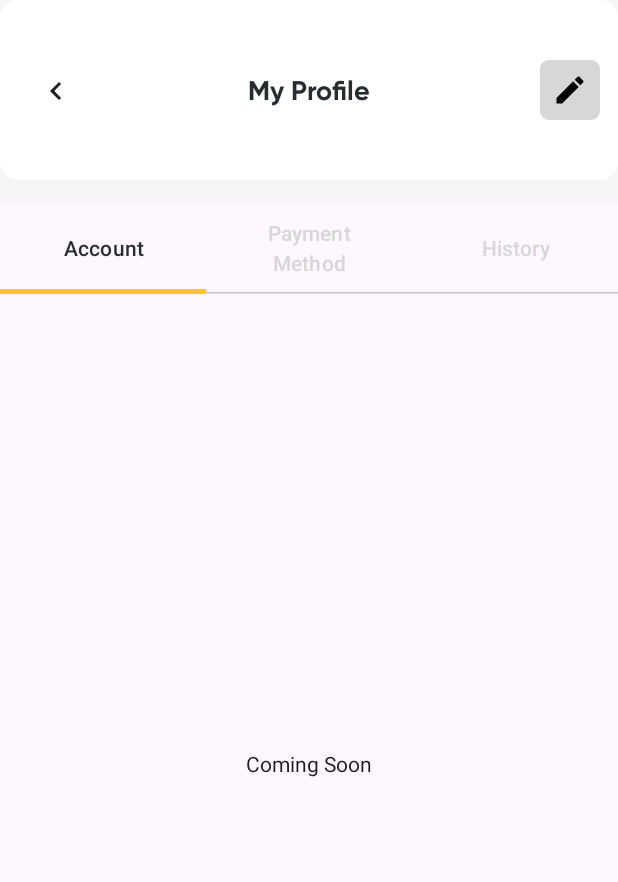
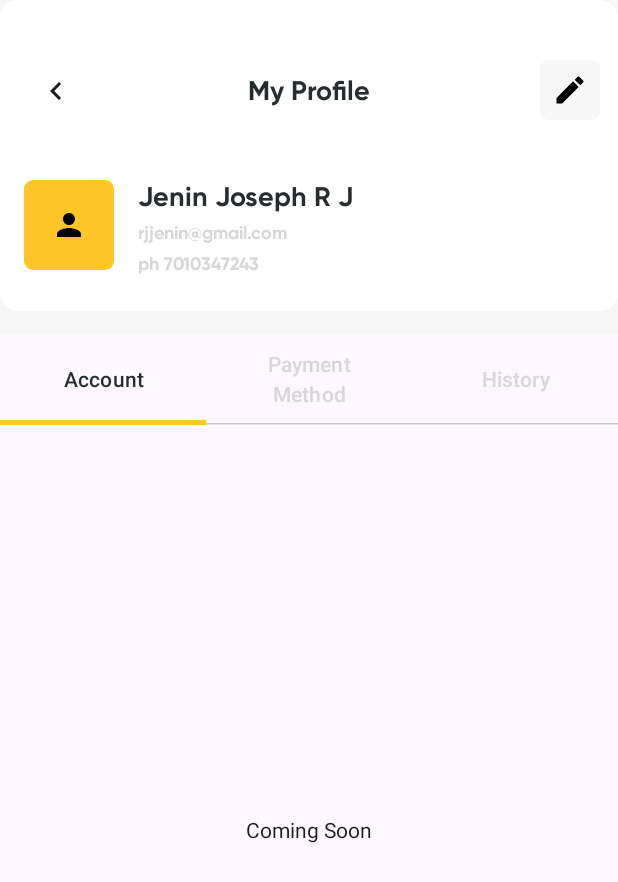
Before and after one commit to jenAndroidDev/Composefood, an Android app built with Jetpack Compose: the @Preview function PreviewProfileScreen, on a phone screen of 412 x 824 dp. Shown: the top 882 px of the screen. Run offline under Robolectric (Android 15) with nearby library versions, the light colour scheme and no system bars.

Commit message:
Profile Header

```diff
--- a/app/src/main/java/com/example/composefood/feature/profile/presentation/ProfileScreen.kt
+++ b/app/src/main/java/com/example/composefood/feature/profile/presentation/ProfileScreen.kt
@@ -11,6 +11,7 @@ import androidx.compose.foundation.layout.fillMaxSize
 import androidx.compose.foundation.layout.fillMaxWidth
 import androidx.compose.foundation.layout.height
 import androidx.compose.foundation.layout.padding
+import androidx.compose.foundation.layout.width
 import androidx.compose.foundation.pager.HorizontalPager
 import androidx.compose.foundation.pager.rememberPagerState
 import androidx.compose.foundation.shape.RoundedCornerShape
@@ -34,12 +35,14 @@ import androidx.compose.ui.graphics.Color
 import androidx.compose.ui.tooling.preview.Preview
 import androidx.compose.ui.unit.dp
 import com.example.composefood.commons.MediumHeightText
+import com.example.composefood.commons.SmallHeightText
 import com.example.composefood.components.HeaderBackIcon
 import com.example.composefood.components.ProfileIcon
 import com.example.composefood.ui.theme.GREY_10
 import com.example.composefood.ui.theme.GoldenYellow
 import com.example.composefood.ui.theme.InkBlack
 import com.example.composefood.ui.theme.PaleGrey
+import com.example.composefood.ui.theme.WhiteGrey
 import kotlinx.coroutines.launch
 
 private const val Tag = "ProfileScreen"
@@ -52,7 +55,7 @@ fun ProfileScreen(
         .fillMaxSize()) {
 
         Column(modifier = modifier.background(color = GREY_10)) {
-            Header(modifier = modifier,onBackClick)
+            ProfileTopAppBar(modifier = modifier,onBackClick)
             Spacer(modifier = modifier.height(16.dp))
             ProfileTab(modifier)
         }
@@ -60,9 +63,14 @@ fun ProfileScreen(
 }
 
 @Composable
-private fun Header(modifier: Modifier, onBackClick: () -> Unit){
+private fun ProfileTopAppBar(modifier: Modifier, onBackClick: () -> Unit){
+
+    Column(
+        modifier = modifier.background(color = Color.White, shape = RoundedCornerShape(12.dp)),
+        verticalArrangement = Arrangement.Center,
+        horizontalAlignment = Alignment.CenterHorizontally) {
+
         Row (modifier = modifier
-        .background(color = Color.White, shape = RoundedCornerShape(12.dp))
             .fillMaxWidth()
             .height(120.dp)
             .padding(),
@@ -91,16 +99,30 @@ private fun Header(modifier: Modifier, onBackClick: () -> Unit){
                     modifier = modifier,
                     imageVector = Icons.Default.Create,
                     size = 40.dp,
-                backgroundColor = PaleGrey,
+                    backgroundColor = WhiteGrey,
                 )
             }
         }
+        ProfileHeader(modifier = modifier)
+        Spacer(modifier = modifier.height(24.dp))
+    }
+
 }
 
 @Composable
 private fun ProfileHeader(modifier: Modifier){
-    Row (modifier = modifier.fillMaxWidth()){
-
+    Column (modifier = modifier.fillMaxWidth()){
+        Row (modifier = modifier.padding(start = 16.dp)){
+            ProfileIcon(modifier = modifier, size = 60.dp)
+            Spacer(modifier = modifier.width(16.dp))
+            Column {
+                MediumHeightText(text = "Jenin Joseph R J")
+                Spacer(modifier = modifier.height(6.dp))
+                SmallHeightText(text = "rjjenin@gmail.com", color = PaleGrey)
+                Spacer(modifier = modifier.height(6.dp))
+                SmallHeightText(text = "ph 7010347243", color = PaleGrey)
+            }
+        }
     }
 }
 
```
Lines whose indentation alone changed are shown as unchanged.
